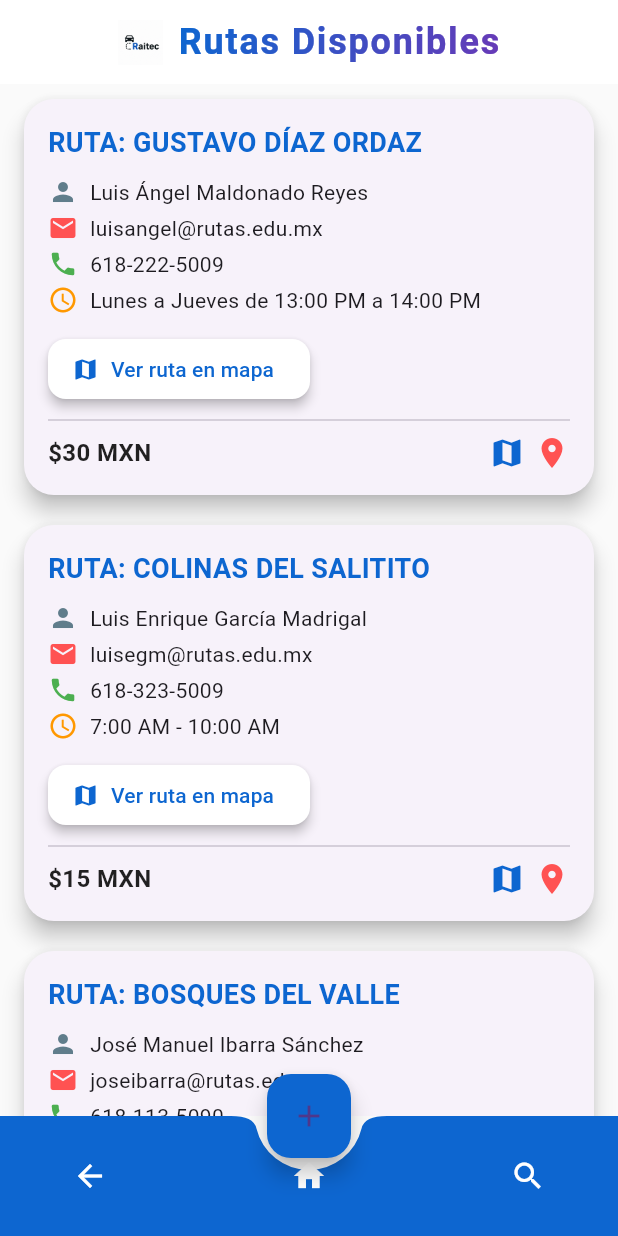
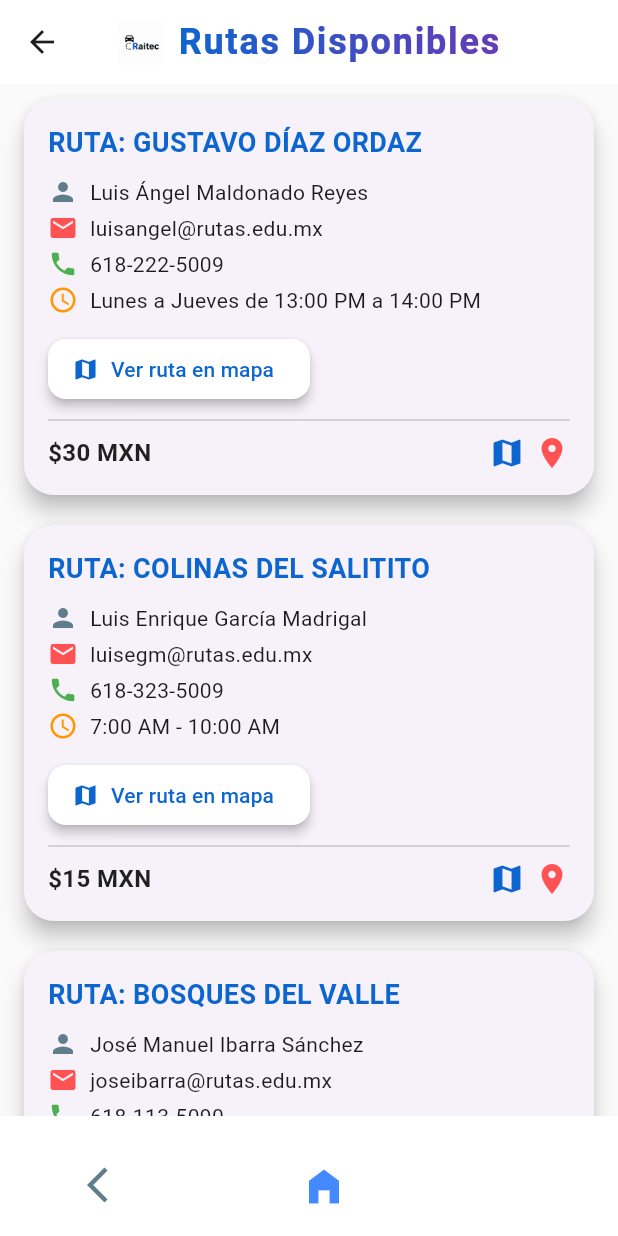
Before and after one commit to Git-Nef/raitec, a Flutter app: the RutasOfrecidas screen opened directly, on a phone screen of 412 x 824 dp. Run offline on Flutter 3.47's test engine with Material 3 defaults, Android fonts, the phone set to English and light mode, and no system bars; our stand-ins replace cloud_firestore, firebase_core, firebase_storage, flutter_local_notifications, geolocator, google_maps_flutter and 2 more; missing offline and left inert: flutter_polyline_points; accounts and stored records are empty.

Commit message:
Luis joto

```diff
--- a/lib/main.dart
+++ b/lib/main.dart
@@ -20,7 +20,7 @@ class MyApp extends StatelessWidget {
     return MaterialApp(
       title: 'RaiTec',
       debugShowCheckedModeBanner: false,
-      home: RutasOfrecidas(), // Tu pantalla inicial
+      home: SplashScreen(), // Tu pantalla inicial
     );
   }
 }
--- a/lib/pages/RutasOfrecidas.dart
+++ b/lib/pages/RutasOfrecidas.dart
@@ -172,27 +172,33 @@ class RutasOfrecidas extends StatelessWidget {
         },
       ),
       bottomNavigationBar: BottomAppBar(
+        color: Colors.white,
+        elevation: 10,
         shape: const CircularNotchedRectangle(),
-        notchMargin: 8.0,
-        color: raitecBlue,
         child: Padding(
-          padding: const EdgeInsets.symmetric(horizontal: 32.0, vertical: 10),
+          padding: const EdgeInsets.symmetric(horizontal: 25.0, vertical: 12),
           child: Row(
             mainAxisAlignment: MainAxisAlignment.spaceBetween,
-            children: const [
-              Icon(Icons.arrow_back, color: Colors.white),
-              Icon(Icons.home, color: Colors.white),
-              Icon(Icons.search, color: Colors.white),
+            children: [
+              IconButton(
+                icon: const Icon(Icons.arrow_back_ios_new,
+                    size: 28, color: Colors.blueGrey),
+                onPressed: () {
+                  Navigator.pop(context);
+                },
+              ),
+              IconButton(
+                icon: const Icon(Icons.home_filled,
+                    size: 30, color: Colors.blueAccent),
+                onPressed: () {
+                  Navigator.pop(context);
+                },
+              ),
+              const SizedBox(width: 28), // Espacio para simetría
             ],
           ),
         ),
       ),
-      floatingActionButton: FloatingActionButton(
-        backgroundColor: raitecBlue,
-        onPressed: () {},
-        child: const Icon(Icons.add),
-      ),
-      floatingActionButtonLocation: FloatingActionButtonLocation.centerDocked,
     );
   }
 
```
Also changed, not shown: lib/pages/InfoCostos.dart (+14 -6 lines), lib/pages/InfoUsuario.dart (+16 -8 lines).
